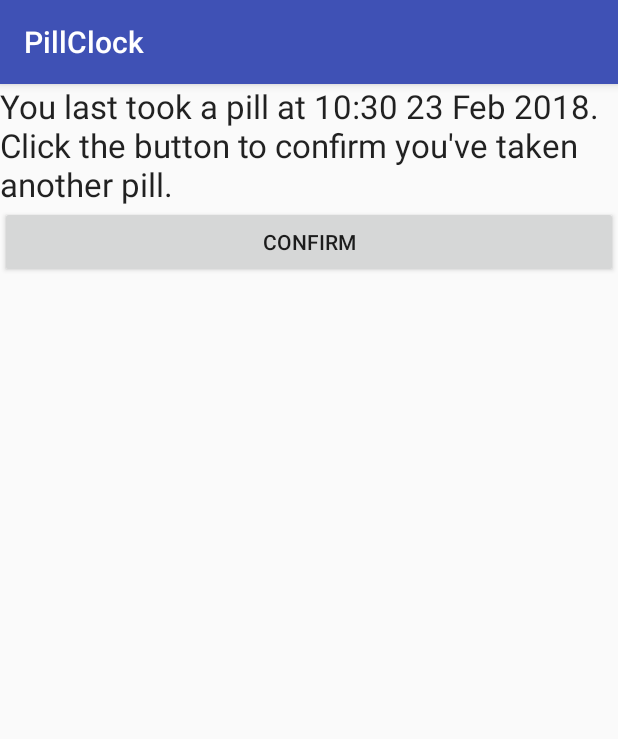
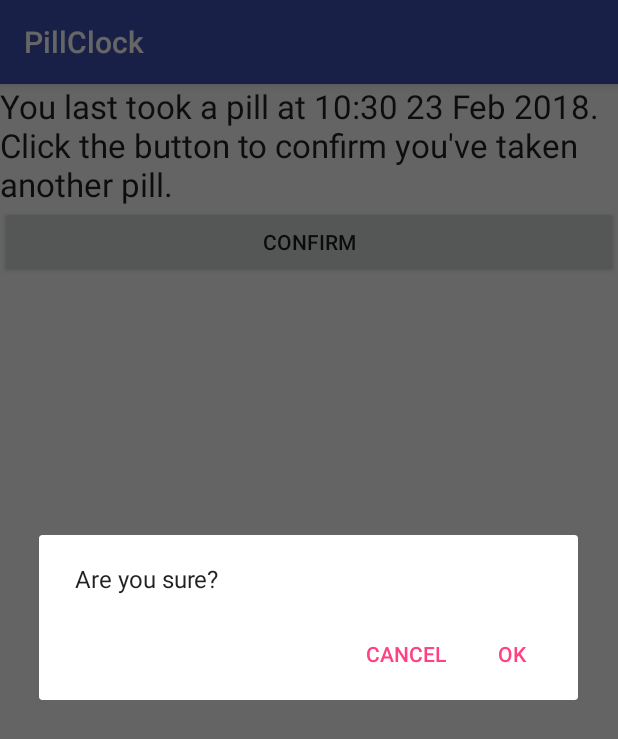
Before and after one commit to Moosemorals/Pillclock, an Android app: the screen it shows after launch (MainActivity), after a tap on "CONFIRM", on a phone screen of 412 x 824 dp. Shown: the top 739 px of the screen. Run offline under Robolectric (Android 15) with nearby library versions, the phone set to English and light mode, and no system bars.

Commit message:
Looks like it's working

```diff
--- a/app/src/main/java/com/fluffypeople/pillclock/MainActivity.java
+++ b/app/src/main/java/com/fluffypeople/pillclock/MainActivity.java
@@ -1,5 +1,7 @@
 package com.fluffypeople.pillclock;
 
+import android.app.AlertDialog;
+import android.content.DialogInterface;
 import android.content.Intent;
 import android.os.Bundle;
 import android.support.v7.app.AppCompatActivity;
@@ -15,7 +17,6 @@ import java.util.Locale;
 /*
     TODO:
         Alarm/updates
-        If age > 12 hours, shade the overlap red
         Add "are you sure" OK/Cancel to update time
 
  */
@@ -32,10 +33,12 @@ public class MainActivity extends AppCompatActivity {
         final Button confirm = findViewById(R.id.confirm);
         updateStatus();
 
+        sendBroadcast(PillclockApplication.ACTION_ENABLE_ALARM);
+
         confirm.setOnClickListener(new View.OnClickListener() {
             @Override
             public void onClick(View view) {
-                updateLastPill();
+                buildDialog().show();
             }
         });
     }
@@ -43,11 +46,6 @@ public class MainActivity extends AppCompatActivity {
     private void updateLastPill() {
         PillclockApplication.setLastPill(this);
         updateStatus();
-
-        Intent intent = new Intent(this, PillclockAppWidgetProvider.class);
-        intent.setAction(PillclockApplication.ACTION_TICK);
-
-        sendBroadcast(intent);
     }
 
     private void updateStatus() {
@@ -60,5 +58,28 @@ public class MainActivity extends AppCompatActivity {
         String lastPillString = df.format(lastPill.getTime());
 
         status.setText(getString(R.string.status, lastPillString));
+
+        sendBroadcast(PillclockApplication.ACTION_TICK);
+    }
+
+
+    private void sendBroadcast(String action) {
+        Intent intent = new Intent(this, PillclockAppWidgetProvider.class);
+        intent.setAction(action);
+
+        sendBroadcast(intent);
+    }
+
+    private AlertDialog buildDialog() {
+        return new AlertDialog.Builder(this)
+                .setMessage(R.string.dialog_text)
+                .setPositiveButton(R.string.dialog_yes, new DialogInterface.OnClickListener() {
+                    @Override
+                    public void onClick(DialogInterface dialogInterface, int i) {
+                        updateLastPill();
+                    }
+                })
+                .setNegativeButton(R.string.dialog_no, null)
+                .create();
     }
 }
--- a/app/src/main/res/values/strings.xml
+++ b/app/src/main/res/values/strings.xml
@@ -2,4 +2,7 @@
     <string name="app_name">PillClock</string>
     <string name="confirm">Confirm</string>
     <string name="status">You last took a pill at %1$s. Click the button to confirm you\'ve taken another pill.</string>
+    <string name="dialog_text">Are you sure?</string>
+    <string name="dialog_yes">OK</string>
+    <string name="dialog_no">Cancel</string>
 </resources>
```
Also changed, not shown: app/src/main/AndroidManifest.xml (+7 -0 lines), app/src/main/java/com/fluffypeople/pillclock/PillclockAppWidgetProvider.java (+46 -18 lines), app/src/main/java/com/fluffypeople/pillclock/PillclockApplication.java (+13 -1 lines).
